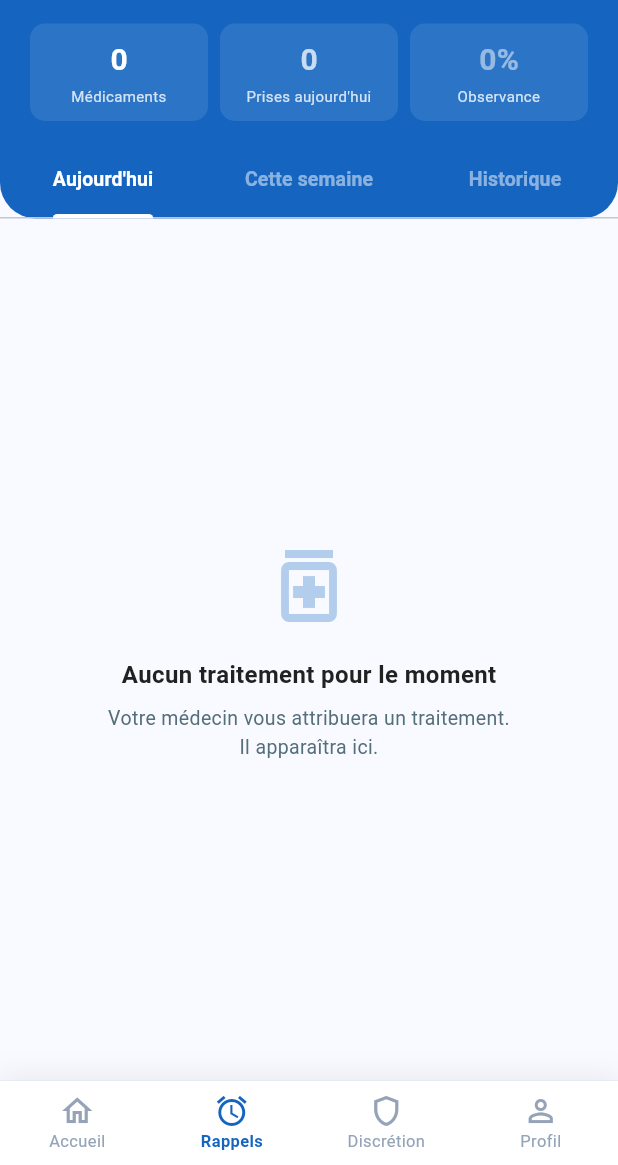
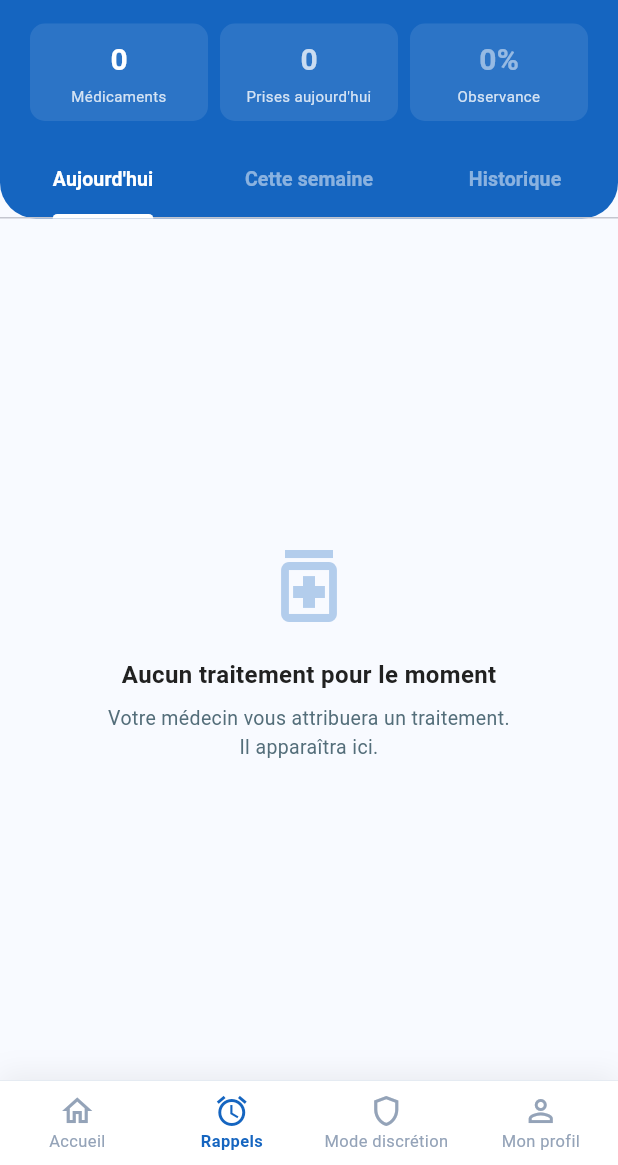
Before and after one commit to Christiantshikwata/ConfidantSante, a Flutter app: the DashboardPatientScreen screen opened directly, item 2 of the bottom bar chosen, on a phone screen of 412 x 824 dp, the part 71-1236 px from its top. Run offline on Flutter 3.47's test engine with Material 3 defaults, Android fonts, the phone set to English and light mode, and no system bars; our stand-ins replace cloud_firestore, connectivity_plus, firebase_core, flutter_local_notifications, flutter_secure_storage, local_auth and 2 more; accounts and stored records are empty.

Commit message:
feat(i18n): traduction réactive du tableau de bord et des Rappels (partie 2)
#3 (partie 2) — Suite de l'internationalisation.

- Tableau de bord patient : salutation, carte d'observance, statistiques,
  « Médicaments du jour », état vide, barre de navigation (Accueil/Rappels/
  Discrétion/Profil) → traduits FR/EN/SW et réactifs.
- Écran Rappels : titre, statistiques, onglets, section « À configurer »,
  états vides, badge hors-ligne, onglet Historique → traduits et réactifs.
- AppTranslations : ajout des clés observance_court, prises_label,
  historique_vide_desc.

Reste pour la partie 3 : connexion patient + écrans PIN.

Co-Authored-By: Claude Opus 4.8 <noreply@anthropic.com>
Claude-Session: https://claude.ai/code/session_01JL15TvdQoyDK84jM2t3Mko

```diff
--- a/lib/core/l10n/app_translations.dart
+++ b/lib/core/l10n/app_translations.dart
@@ -156,6 +156,9 @@ class AppTranslations {
 
       // Navigation
       'accueil':           'Accueil',
+      'observance_court':  'Observance',
+      'prises_label':      'prises',
+      'historique_vide_desc':'Confirmez vos prises pour voir l\'historique',
     },
 
     // ── ENGLISH ──────────────────────────────────────────────────
@@ -300,6 +303,9 @@ class AppTranslations {
       'centre_hospitalier':  'Congo-China Hospital Center',
 
       'accueil':           'Home',
+      'observance_court':  'Adherence',
+      'prises_label':      'doses',
+      'historique_vide_desc':'Confirm your doses to see history',
     },
 
     // ── KISWAHILI ────────────────────────────────────────────────
@@ -444,6 +450,9 @@ class AppTranslations {
       'centre_hospitalier':  'Kituo cha Hospitali cha Congo-China',
 
       'accueil':           'Nyumbani',
+      'observance_court':  'Uzingativu',
+      'prises_label':      'dozi',
+      'historique_vide_desc':'Thibitisha dozi zako kuona historia',
     },
   };
 
--- a/lib/features/patient/dashboard_patient_screen.dart
+++ b/lib/features/patient/dashboard_patient_screen.dart
@@ -1,7 +1,9 @@
 import 'package:flutter/material.dart';
 import 'package:provider/provider.dart';
 import '../../core/constants/app_colors.dart';
+import '../../core/l10n/app_translations.dart';
 import '../../core/providers/patient_provider.dart';
+import '../../core/providers/langue_provider.dart';
 import 'agenda_screen.dart';
 import 'rappels_screen.dart';
 import 'discretion_screen.dart';
@@ -31,6 +33,9 @@ class _DashboardPatientScreenState
 
   @override
   Widget build(BuildContext context) {
+    context.watch<LangueProvider>();
+    final t = AppTranslations.t;
+
     final pages = [
       const _PageAccueil(),
       const RappelsScreen(),
@@ -71,26 +76,26 @@ class _DashboardPatientScreenState
             fontWeight: FontWeight.w600,
           ),
           unselectedLabelStyle: const TextStyle(fontSize: 11),
-          items: const [
+          items: [
             BottomNavigationBarItem(
-              icon: Icon(Icons.home_outlined),
-              activeIcon: Icon(Icons.home),
-              label: 'Accueil',
+              icon: const Icon(Icons.home_outlined),
+              activeIcon: const Icon(Icons.home),
+              label: t('accueil'),
             ),
             BottomNavigationBarItem(
-              icon: Icon(Icons.alarm_outlined),
-              activeIcon: Icon(Icons.alarm),
-              label: 'Rappels',
+              icon: const Icon(Icons.alarm_outlined),
+              activeIcon: const Icon(Icons.alarm),
+              label: t('rappels'),
             ),
             BottomNavigationBarItem(
-              icon: Icon(Icons.shield_outlined),
-              activeIcon: Icon(Icons.shield),
-              label: 'Discrétion',
+              icon: const Icon(Icons.shield_outlined),
+              activeIcon: const Icon(Icons.shield),
+              label: t('discretion'),
             ),
             BottomNavigationBarItem(
-              icon: Icon(Icons.person_outline),
-              activeIcon: Icon(Icons.person),
-              label: 'Profil',
+              icon: const Icon(Icons.person_outline),
+              activeIcon: const Icon(Icons.person),
+              label: t('profil'),
             ),
           ],
         ),
@@ -104,16 +109,17 @@ class _DashboardPatientScreenState
 class _PageAccueil extends StatelessWidget {
   const _PageAccueil();
 
-  static String _salutation() {
+  static String _salutationCle() {
     final h = DateTime.now().hour;
-    if (h < 12) return 'Bonjour,';
-    if (h < 17) return 'Bon après-midi,';
-
-    return 'Bonsoir,';
+    if (h < 12) return 'bonjour';
+    if (h < 17) return 'bon_apres_midi';
+    return 'bonsoir';
   }
 
   @override
   Widget build(BuildContext context) {
+    context.watch<LangueProvider>();
+    final t = AppTranslations.t;
 
     // Consumer écoute les changements du PatientProvider
     return Consumer<PatientProvider>(
@@ -165,7 +171,7 @@ class _PageAccueil extends StatelessWidget {
                                 CrossAxisAlignment.start,
                                 children: [
                                   Text(
-                                    _salutation(),
+                                    t(_salutationCle()),
                                     style: TextStyle(
                                       color: Colors.white
                                           .withValues(alpha: 0.75),
@@ -177,7 +183,7 @@ class _PageAccueil extends StatelessWidget {
                                     // Affiche le vrai nom depuis SQLite
                                     patient.nom.isNotEmpty
                                         ? patient.nom
-                                        : 'Patient',
+                                        : t('patient'),
                                     style: const TextStyle(
                                       color: Colors.white,
                                       fontSize: 20,
@@ -232,7 +238,7 @@ class _PageAccueil extends StatelessWidget {
                                 MainAxisAlignment.spaceBetween,
                                 children: [
                                   Text(
-                                    'Observance du mois',
+                                    t('observance'),
                                     style: TextStyle(
                                       color: Colors.white
                                           .withValues(alpha: 0.8),
@@ -269,7 +275,7 @@ class _PageAccueil extends StatelessWidget {
                                 MainAxisAlignment.spaceBetween,
                                 children: [
                                   Text(
-                                    '${patient.joursActifs} prises effectuées',
+                                    '${patient.joursActifs} ${t('prises_effectuees')}',
                                     style: TextStyle(
                                       color: Colors.white
                                           .withValues(alpha: 0.65),
@@ -277,7 +283,7 @@ class _PageAccueil extends StatelessWidget {
                                     ),
                                   ),
                                   Text(
-                                    '${patient.historique.length - patient.joursActifs} manquées',
+                                    '${patient.historique.length - patient.joursActifs} ${t('manquees')}',
                                     style: TextStyle(
                                       color: Colors.white
                                           .withValues(alpha: 0.65),
@@ -310,7 +316,7 @@ class _PageAccueil extends StatelessWidget {
                         icone: Icons.alarm_outlined,
                         // Vrai nombre de rappels
                         valeur: '${patient.rappels.length}',
-                        label: "Rappels configurés",
+                        label: t('rappels_configures'),
                         couleur: AppColors.primary,
                         fondCouleur: AppColors.primaryPale,
                       ),
@@ -318,7 +324,7 @@ class _PageAccueil extends StatelessWidget {
                       _CarteStatistique(
                         icone: Icons.calendar_today_outlined,
                         valeur: '${patient.joursActifs}',
-                        label: 'Jours actifs',
+                        label: t('jours_actifs'),
                         couleur: AppColors.success,
                         fondCouleur: const Color(0xFFE8F5E9),
                       ),
@@ -331,9 +337,9 @@ class _PageAccueil extends StatelessWidget {
                   Row(
                     mainAxisAlignment: MainAxisAlignment.spaceBetween,
                     children: [
-                      const Text(
-                        'Médicaments du jour',
-                        style: TextStyle(
+                      Text(
+                        t('medicaments_du_jour'),
+                        style: const TextStyle(
                           fontSize: 16,
                           fontWeight: FontWeight.w700,
                           color: AppColors.textPrimary,
@@ -378,18 +384,18 @@ class _PageAccueil extends StatelessWidget {
                             color: AppColors.primary.withValues(alpha: 0.3),
                           ),
                           const SizedBox(height: 12),
-                          const Text(
-                            'Aucun rappel configuré',
-                            style: TextStyle(
+                          Text(
+                            t('aucun_rappel'),
+                            style: const TextStyle(
                               fontSize: 14,
                               color: AppColors.textSecondary,
                             ),
                           ),
                           const SizedBox(height: 4),
-                          const Text(
-                            'Ajoutez vos médicaments dans l\'onglet Rappels',
+                          Text(
+                            t('aucun_rappel_desc'),
                             textAlign: TextAlign.center,
-                            style: TextStyle(
+                            style: const TextStyle(
                               fontSize: 12,
                               color: AppColors.textSecondary,
                             ),
--- a/lib/features/patient/rappels_screen.dart
+++ b/lib/features/patient/rappels_screen.dart
@@ -1,7 +1,9 @@
 import 'package:flutter/material.dart';
 import 'package:provider/provider.dart';
 import '../../core/constants/app_colors.dart';
+import '../../core/l10n/app_translations.dart';
 import '../../core/providers/patient_provider.dart';
+import '../../core/providers/langue_provider.dart';
 import '../../core/services/database_service.dart';
 import '../../core/services/notification_service.dart';
 
@@ -31,6 +33,9 @@ class _RappelsScreenState extends State<RappelsScreen>
 
   @override
   Widget build(BuildContext context) {
+    context.watch<LangueProvider>();
+    final t = AppTranslations.t;
+
     return Consumer<PatientProvider>(
       builder: (context, patient, _) {
 
@@ -55,13 +60,13 @@ class _RappelsScreenState extends State<RappelsScreen>
                   child: Column(
                     children: [
 
-                      const Padding(
-                        padding: EdgeInsets.fromLTRB(20, 16, 20, 0),
+                      Padding(
+                        padding: const EdgeInsets.fromLTRB(20, 16, 20, 0),
                         child: Align(
                           alignment: Alignment.centerLeft,
                           child: Text(
-                            'Rappels',
-                            style: TextStyle(
+                            t('rappels'),
+                            style: const TextStyle(
                               color: Colors.white,
                               fontSize: 22,
                               fontWeight: FontWeight.w700,
@@ -79,19 +84,19 @@ class _RappelsScreenState extends State<RappelsScreen>
                           children: [
                             _StatRapide(
                               valeur: '${rappels.length}',
-                              label: 'Médicaments',
+                              label: t('medicaments'),
                               couleur: Colors.white,
                             ),
                             const SizedBox(width: 8),
                             _StatRapide(
                               valeur: '${patient.prisAujourdhui.length}',
-                              label: 'Prises aujourd\'hui',
+                              label: t('prises_aujourdhui'),
                               couleur: Colors.white.withValues(alpha: 0.75),
                             ),
                             const SizedBox(width: 8),
                             _StatRapide(
                               valeur: '${patient.observance.toInt()}%',
-                              label: 'Observance',
+                              label: t('observance_court'),
                               couleur: Colors.white.withValues(alpha: 0.5),
                             ),
                           ],
@@ -112,10 +117,10 @@ class _RappelsScreenState extends State<RappelsScreen>
                           fontSize: 13,
                           fontWeight: FontWeight.w600,
                         ),
-                        tabs: const [
-                          Tab(text: "Aujourd'hui"),
-                          Tab(text: 'Cette semaine'),
-                          Tab(text: 'Historique'),
+                        tabs: [
+                          Tab(text: t('onglet_aujourdhui')),
+                          Tab(text: t('onglet_semaine')),
+                          Tab(text: t('onglet_historique')),
                         ],
                       ),
 
@@ -208,6 +213,7 @@ class _OngletAujourdhui extends StatelessWidget {
 
   @override
   Widget build(BuildContext context) {
+    final t = AppTranslations.t;
     if (rappels.isEmpty && protocoles.isEmpty) {
       return Center(
         child: Column(
@@ -219,21 +225,21 @@ class _OngletAujourdhui extends StatelessWidget {
               color: AppColors.primary.withValues(alpha: 0.3),
             ),
             const SizedBox(height: 16),
-            const Text(
-              'Aucun traitement pour le moment',
-              style: TextStyle(
+            Text(
+              t('aucun_traitement'),
+              style: const TextStyle(
                 fontSize: 16,
                 fontWeight: FontWeight.w600,
                 color: AppColors.textPrimary,
               ),
             ),
             const SizedBox(height: 8),
-            const Padding(
-              padding: EdgeInsets.symmetric(horizontal: 40),
+            Padding(
+              padding: const EdgeInsets.symmetric(horizontal: 40),
               child: Text(
-                'Votre médecin vous attribuera un traitement.\nIl apparaîtra ici.',
+                t('aucun_traitement_desc'),
                 textAlign: TextAlign.center,
-                style: TextStyle(
+                style: const TextStyle(
                   fontSize: 13,
                   color: AppColors.textSecondary,
                 ),
@@ -263,7 +269,7 @@ class _OngletAujourdhui extends StatelessWidget {
                   size: 16, color: AppColors.primary),
               const SizedBox(width: 6),
               Text(
-                'À configurer (${protocoles.length})',
+                '${t('a_configurer')} (${protocoles.length})',
                 style: const TextStyle(
                   fontSize: 13,
                   fontWeight: FontWeight.w700,
@@ -294,10 +300,10 @@ class _OngletAujourdhui extends StatelessWidget {
                 size: 14, color: AppColors.primary,
               ),
               const SizedBox(width: 8),
-              const Expanded(
+              Expanded(
                 child: Text(
-                  'Mode hors-ligne — données sauvegardées sur l\'appareil',
-                  style: TextStyle(
+                  t('mode_hors_ligne'),
+                  style: const TextStyle(
                     fontSize: 12,
                     color: AppColors.primary,
                     fontWeight: FontWeight.w500,
@@ -468,9 +474,9 @@ class _CarteProtocole extends StatelessWidget {
           TextButton(
             onPressed: () => _definirHeure(context),
             style: TextButton.styleFrom(foregroundColor: AppColors.primary),
-            child: const Text(
-              'Définir l\'heure',
-              style: TextStyle(fontSize: 12, fontWeight: FontWeight.w600),
+            child: Text(
+              AppTranslations.t('definir_heure'),
+              style: const TextStyle(fontSize: 12, fontWeight: FontWeight.w600),
             ),
           ),
         ],
@@ -1010,6 +1016,7 @@ class _OngletHistorique extends StatelessWidget {
 
   @override
   Widget build(BuildContext context) {
+    final t = AppTranslations.t;
     if (historique.isEmpty) {
       return Center(
         child: Column(
@@ -1021,17 +1028,17 @@ class _OngletHistorique extends StatelessWidget {
               color: AppColors.primary.withValues(alpha: 0.3),
             ),
             const SizedBox(height: 16),
-            const Text(
-              'Aucun historique disponible',
-              style: TextStyle(
+            Text(
+              t('aucun_historique'),
+              style: const TextStyle(
                 fontSize: 15,
                 color: AppColors.textSecondary,
               ),
             ),
             const SizedBox(height: 8),
-            const Text(
-              'Confirmez vos prises pour voir l\'historique',
-              style: TextStyle(
+            Text(
+              t('historique_vide_desc'),
+              style: const TextStyle(
                 fontSize: 13,
                 color: AppColors.textSecondary,
               ),
@@ -1069,9 +1076,9 @@ class _OngletHistorique extends StatelessWidget {
                 child: Column(
                   crossAxisAlignment: CrossAxisAlignment.start,
                   children: [
-                    const Text(
-                      'Taux d\'observance',
-                      style: TextStyle(
+                    Text(
+                      t('taux_observance'),
+                      style: const TextStyle(
                         color: Colors.white70, fontSize: 13,
                       ),
                     ),
@@ -1085,7 +1092,7 @@ class _OngletHistorique extends StatelessWidget {
                       ),
                     ),
                     Text(
-                      '$prises prises sur $totalPrises',
+                      '$prises/$totalPrises ${t('prises_label')}',
                       style: const TextStyle(
                         color: Colors.white60, fontSize: 12,
                       ),
@@ -1102,9 +1109,9 @@ class _OngletHistorique extends StatelessWidget {
         ),
 
         // Liste des prises
-        const Text(
-          'Détail des prises',
-          style: TextStyle(
+        Text(
+          t('detail_prises'),
+          style: const TextStyle(
             fontSize: 14,
             fontWeight: FontWeight.w700,
             color: AppColors.textPrimary,
@@ -1154,7 +1161,7 @@ class _OngletHistorique extends StatelessWidget {
                     crossAxisAlignment: CrossAxisAlignment.start,
                     children: [
                       Text(
-                        estPris ? 'Prise confirmée' : 'Prise manquée',
+                        estPris ? t('prise_confirmee') : t('prise_manquee'),
                         style: TextStyle(
                           fontSize: 13,
                           fontWeight: FontWeight.w600,
```
